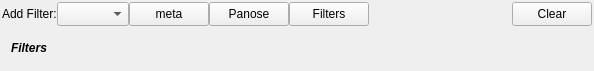
Old version of the form src/filterbar.ui in the repository fontmatrix/fontmatrix.
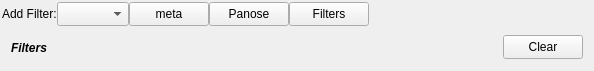
New version of the form.

What changed in the file:
```diff
--- a/src/filterbar.ui
+++ b/src/filterbar.ui
@@ -98,23 +98,6 @@
        </property>
       </spacer>
      </item>
-     <item>
-      <layout class="QHBoxLayout" name="horizontalLayout_2">
-       <item>
-        <widget class="QPushButton" name="clearButton">
-         <property name="maximumSize">
-          <size>
-           <width>16777215</width>
-           <height>24</height>
-          </size>
-         </property>
-         <property name="text">
-          <string>Clear</string>
-         </property>
-        </widget>
-       </item>
-      </layout>
-     </item>
     </layout>
    </item>
    <item row="1" column="0">
@@ -163,6 +146,19 @@
         </property>
        </spacer>
       </item>
+      <item>
+       <widget class="QPushButton" name="clearButton">
+        <property name="maximumSize">
+         <size>
+          <width>16777215</width>
+          <height>24</height>
+         </size>
+        </property>
+        <property name="text">
+         <string>Clear</string>
+        </property>
+       </widget>
+      </item>
      </layout>
     </widget>
    </item>
```
